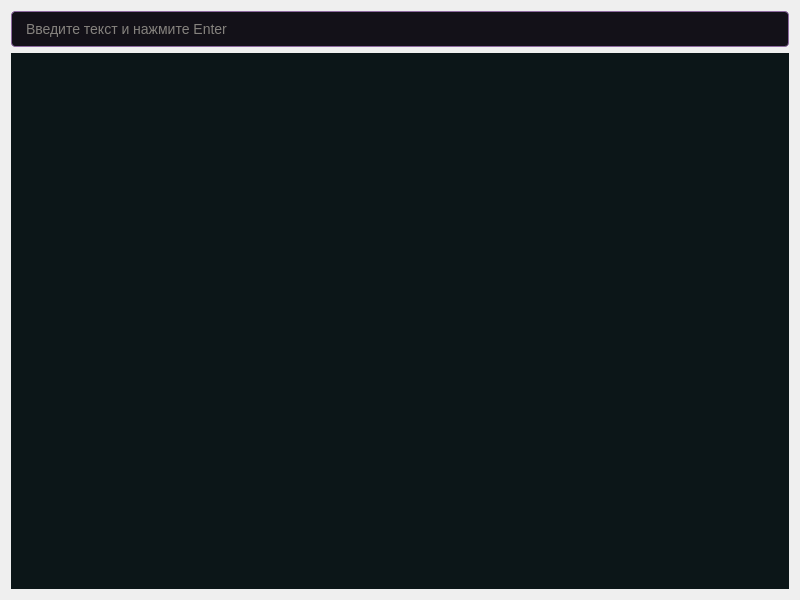
Before: the Qt Designer form FAK/classes/myDayTasks.ui in Teddy-Ro/FAK, drawn with Qt 5.
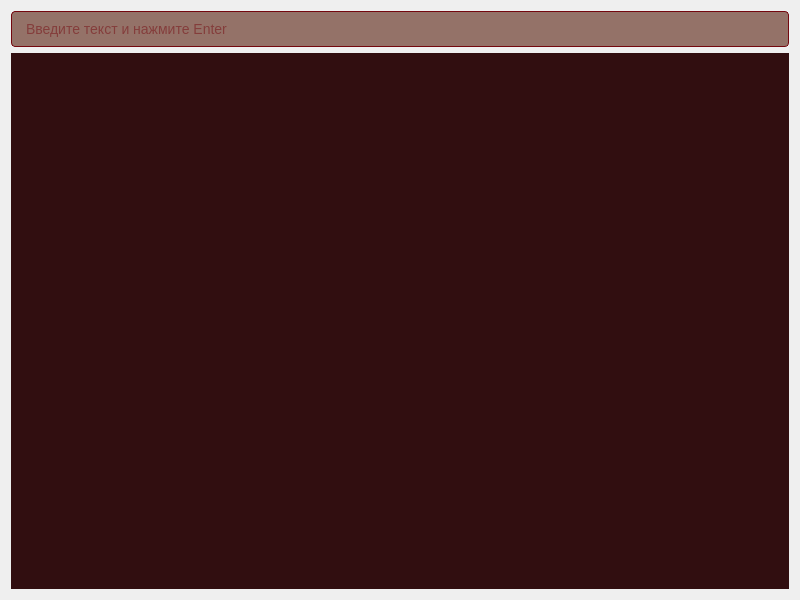
After: the same form once the commit is applied. Custom widgets are drawn as their Qt base class.

Diff of the .ui file:
```diff
--- a/FAK/classes/myDayTasks.ui
+++ b/FAK/classes/myDayTasks.ui
@@ -15,14 +15,14 @@
   </property>
   <property name="styleSheet">
    <string notr="true">MyDayTasks {
-    background-color: #0c1618;
-    color: #f7f3e3;
+    background-color: #310E10; /* Black bean */
+    color: #F4E3B2; /* Vanilla */
 }
 
 QLineEdit {
-    background-color: #131118;
-    color: #f7f3e3;
-    border: 1px solid #8d6a9f;
+    background-color: #947268; /* Cinerious */
+    color: #74070E; /* Blood red */
+    border: 1px solid #74070E;
     border-radius: 4px;
     padding: 5px 10px;
     font-size: 14px;
@@ -38,24 +38,25 @@
 }
 
 QScrollBar:vertical {
-    background: #131118;
+    background: #947268; /* Cinerious */
     width: 10px;
-    margin: 0px 0px 0px 0px;
+    margin: 0px;
 }
 
 QScrollBar::handle:vertical {
-    background: #8d6a9f;
+    background: #74070E; /* Blood red */
     min-height: 20px;
     border-radius: 5px;
 }
 
-QScrollBar::add-line:vertical, QScrollBar::sub-line:vertical {
+QScrollBar::add-line:vertical,
+QScrollBar::sub-line:vertical {
     background: none;
 }
 
 QPushButton {
-    background-color: #8d6a9f;
-    color: #f7f3e3;
+    background-color: #F4E3B2; /* Vanilla */
+    color: #74070E; /* Blood red */
     border: none;
     border-radius: 4px;
     padding: 8px 15px;
@@ -72,7 +73,7 @@
 }
 
 QCheckBox {
-    color: #f7f3e3;
+    color: #F4E3B2; /* Vanilla */
     spacing: 5px;
 }
 
@@ -82,13 +83,13 @@
 }
 
 QCheckBox::indicator:checked {
-    background-color: #8d6a9f;
-    border: 1px solid #8d6a9f;
+    background-color: #74070E; /* Blood red */
+    border: 1px solid #74070E;
 }
 
 QCheckBox::indicator:unchecked {
-    background-color: #131118;
-    border: 1px solid #8d6a9f;
+    background-color: #947268; /* Cinerious */
+    border: 1px solid #74070E;
 }</string>
   </property>
   <layout class="QHBoxLayout" name="horizontalLayout">
@@ -102,9 +103,9 @@
           <string>Введите текст и нажмите Enter</string>
          </property>
          <property name="styleSheet">
-          <string notr="true">background-color: #131118;
-color: #f7f3e3;
-border: 1px solid #8d6a9f;
+          <string notr="true">background-color: #947268;
+color: #74070E;
+border: 1px solid #74070E;
 border-radius: 4px;
 padding: 8px 12px;
 font-size: 14px;</string>
@@ -130,7 +131,7 @@
            </rect>
           </property>
           <property name="styleSheet">
-           <string notr="true">background-color: #0c1618;</string>
+           <string notr="true">background-color: #310E10;</string>
           </property>
           <layout class="QVBoxLayout" name="verticalLayout_3">
            <item>
```
Left out of the diff: 6 changed lines with no effect on the pictures.
